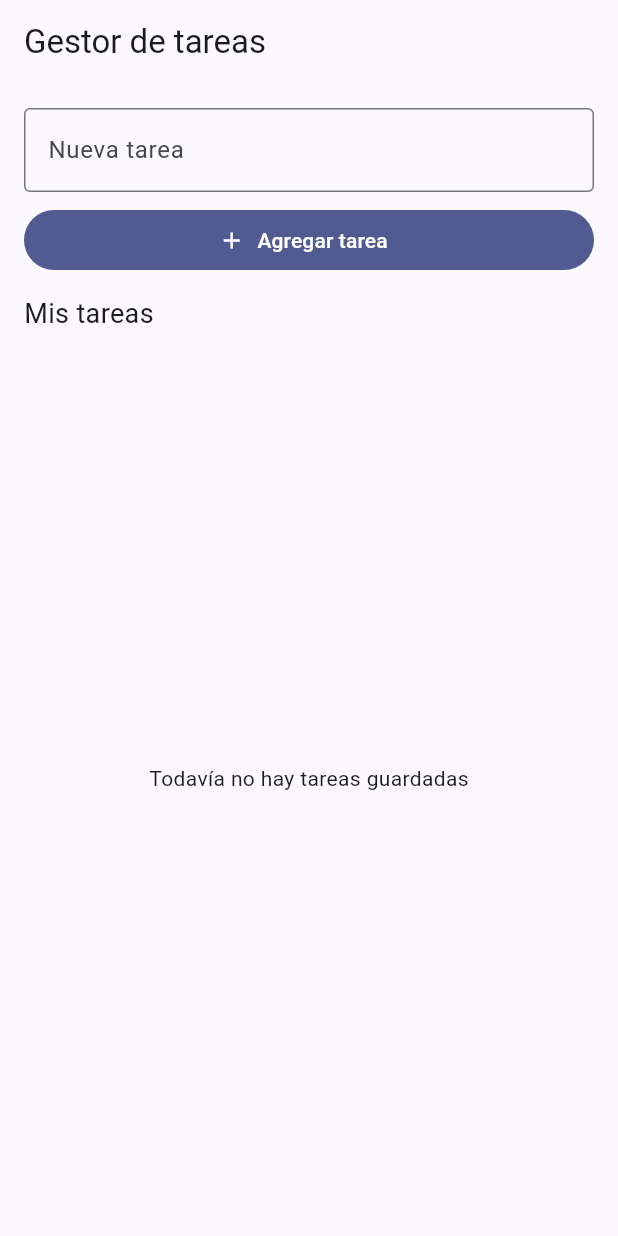
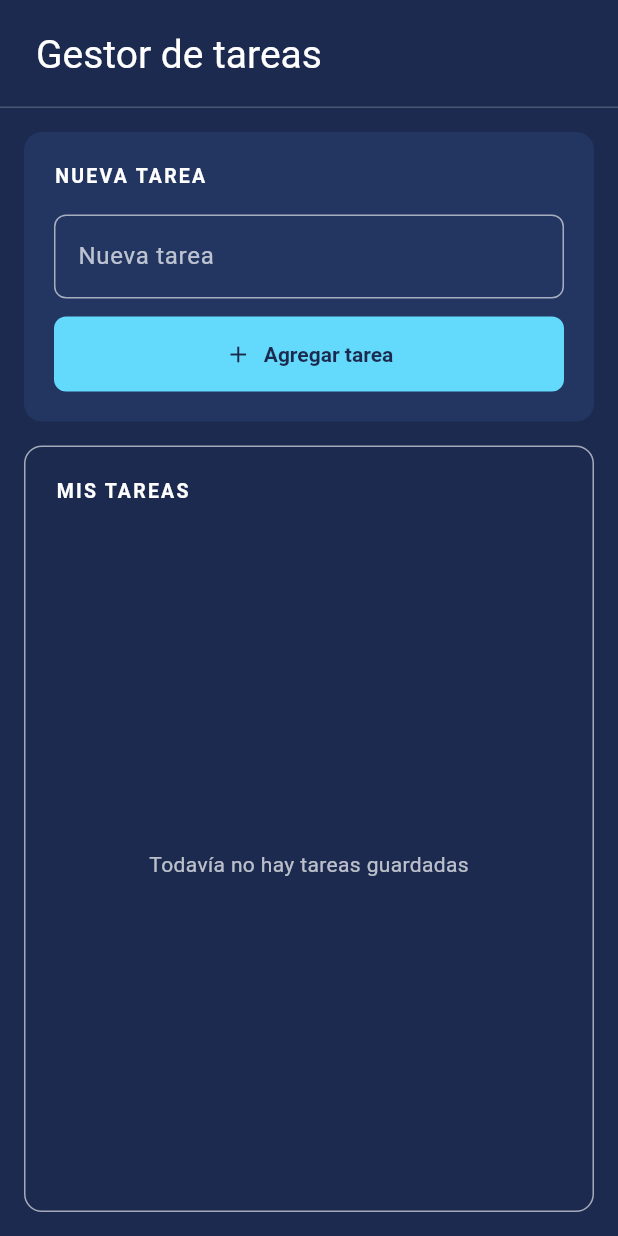
Before and after one commit to Lorena-Rosales/practica-SQLite, a Flutter app: the screen it shows after launch, on a phone screen of 412 x 824 dp. Run offline on Flutter 3.47's test engine with Material 3 defaults, Android fonts, the phone set to English and light mode, and no system bars; our stand-ins replace drift, drift_flutter; accounts and stored records are empty; generated files the repository leaves out were written again.

Commit message:
Se cambió el diseño de la interfaz

```diff
--- a/lib/main.dart
+++ b/lib/main.dart
@@ -1,6 +1,7 @@
 import 'package:flutter/material.dart';
 import 'screens/tareas_page.dart';
 import 'data/base_datos.dart';
+import 'tema.dart';
 
 void main() {
   final baseDatos = BaseDatos();
@@ -19,10 +20,7 @@ class GestorTareasApp extends StatelessWidget {
     return MaterialApp(
       title: 'Gestor de tareas',
       debugShowCheckedModeBanner: false,
-      theme: ThemeData(
-        colorScheme: ColorScheme.fromSeed(seedColor: Colors.indigo),
-        useMaterial3: true,
-      ),
+      theme: crearTema(),
       home: TareasPage(baseDatos: baseDatos),
     );
   }
--- a/lib/screens/tareas_page.dart
+++ b/lib/screens/tareas_page.dart
@@ -2,6 +2,7 @@ import 'package:flutter/material.dart';
 
 import '../models/tarea.dart';
 import '../data/base_datos.dart';
+import '../tema.dart';
 
 // Pantalla base SIN persistencia ni operaciones CRUD implementadas.
 // Conserva las indicaciones TODO para orientar tu trabajo.
@@ -102,28 +103,84 @@ class _TareasPageState extends State<TareasPage> {
   @override
   Widget build(BuildContext context) {
     return Scaffold(
-      appBar: AppBar(title: const Text('Gestor de tareas')),
-      body: Padding(
+      appBar: AppBar(
+        toolbarHeight: 72,
+        titleSpacing: 24,
+        title: const Text('Gestor de tareas'),
+      ),
+      body: SafeArea(
+        child: LayoutBuilder(
+          builder: (context, restricciones) {
+            if (restricciones.maxWidth >= 760) {
+              return Padding(
+                padding: const EdgeInsets.all(24),
+                child: Row(
+                  crossAxisAlignment: CrossAxisAlignment.start,
+                  children: [
+                    SizedBox(width: 320, child: _construirFormulario()),
+                    const SizedBox(width: 24),
+                    Expanded(child: _construirLista()),
+                  ],
+                ),
+              );
+            }
+            return Padding(
               padding: const EdgeInsets.all(16),
               child: Column(
                 crossAxisAlignment: CrossAxisAlignment.stretch,
                 children: [
+                  _construirFormulario(),
+                  const SizedBox(height: 16),
+                  Expanded(child: _construirLista()),
+                ],
+              ),
+            );
+          },
+        ),
+      ),
+    );
+  }
+
+  Widget _construirFormulario() {
+    return Container(
+      padding: const EdgeInsets.all(20),
+      decoration: BoxDecoration(
+        color: ColoresApp.panel,
+        borderRadius: BorderRadius.circular(12),
+      ),
+      child: Column(
+        mainAxisSize: MainAxisSize.min,
+        crossAxisAlignment: CrossAxisAlignment.stretch,
+        children: [
+          const _Encabezado('NUEVA TAREA'),
+          const SizedBox(height: 16),
           TextField(
             controller: _tituloController,
-              decoration: const InputDecoration(
-                labelText: 'Nueva tarea',
-                border: OutlineInputBorder(),
+            decoration: const InputDecoration(labelText: 'Nueva tarea'),
           ),
-            ),
-            const SizedBox(height: 8),
+          const SizedBox(height: 12),
           FilledButton.icon(
             onPressed: _agregarTarea,
             icon: const Icon(Icons.add),
             label: const Text('Agregar tarea'),
           ),
-            const SizedBox(height: 12),
-            const Text('Mis tareas', style: TextStyle(fontSize: 18)),
-            const SizedBox(height: 8),
+        ],
+      ),
+    );
+  }
+
+  Widget _construirLista() {
+    return Container(
+      padding: const EdgeInsets.fromLTRB(20, 20, 20, 8),
+      decoration: BoxDecoration(
+        border: Border.all(color: ColoresApp.borde),
+        borderRadius: BorderRadius.circular(12),
+      ),
+      child: Column(
+        crossAxisAlignment: CrossAxisAlignment.stretch,
+        children: [
+          const _Encabezado('MIS TAREAS'),
+          const SizedBox(height: 16),
           Expanded(
             child: StreamBuilder<List<Tarea>>(
               stream: _tareas,
@@ -141,41 +198,22 @@ class _TareasPageState extends State<TareasPage> {
                 final tareas = snapshot.data!;
                 if (tareas.isEmpty) {
                   return const Center(
-                      child: Text('Todavía no hay tareas guardadas'),
+                    child: Text(
+                      'Todavía no hay tareas guardadas',
+                      style: TextStyle(color: ColoresApp.textoSecundario),
+                    ),
                   );
                 }
                 return ListView.builder(
                   itemCount: tareas.length,
                   itemBuilder: (context, index) {
                     final tarea = tareas[index];
-                      return Card(
-                        child: ListTile(
-                          leading: Checkbox(
-                            value: tarea.completada,
-                            onChanged: (valor) {
-                              if (valor != null) {
-                                _alternarCompletada(tarea, valor);
-                              }
-                            },
-                          ),
-                          title: Text(tarea.titulo),
-                          subtitle: Text('ID: ${tarea.id}'),
-                          trailing: Row(
-                            mainAxisSize: MainAxisSize.min,
-                            children: [
-                              IconButton(
-                                tooltip: 'Editar',
-                                icon: const Icon(Icons.edit),
-                                onPressed: () => _editarTarea(tarea),
-                              ),
-                              IconButton(
-                                tooltip: 'Eliminar',
-                                icon: const Icon(Icons.delete_outline),
-                                onPressed: () => _eliminarTarea(tarea),
-                              ),
-                            ],
-                          ),
-                        ),
+                    return _TarjetaTarea(
+                      tarea: tarea,
+                      alCambiarEstado: (valor) =>
+                          _alternarCompletada(tarea, valor),
+                      alEditar: () => _editarTarea(tarea),
+                      alEliminar: () => _eliminarTarea(tarea),
                     );
                   },
                 );
@@ -184,7 +222,104 @@ class _TareasPageState extends State<TareasPage> {
           ),
         ],
       ),
+    );
+  }
+}
+
+class _Encabezado extends StatelessWidget {
+  const _Encabezado(this.texto);
+
+  final String texto;
+
+  @override
+  Widget build(BuildContext context) {
+    return Text(
+      texto,
+      style: const TextStyle(
+        color: Colors.white,
+        fontSize: 13,
+        fontWeight: FontWeight.w700,
+        letterSpacing: 1.5,
       ),
     );
   }
 }
+
+class _TarjetaTarea extends StatelessWidget {
+  const _TarjetaTarea({
+    required this.tarea,
+    required this.alCambiarEstado,
+    required this.alEditar,
+    required this.alEliminar,
+  });
+
+  final Tarea tarea;
+  final ValueChanged<bool> alCambiarEstado;
+  final VoidCallback alEditar;
+  final VoidCallback alEliminar;
+
+  @override
+  Widget build(BuildContext context) {
+    final completada = tarea.completada;
+    return Container(
+      margin: const EdgeInsets.only(bottom: 12),
+      decoration: BoxDecoration(
+        color: ColoresApp.fondo,
+        borderRadius: BorderRadius.circular(14),
+        border: Border.all(
+          color: completada ? ColoresApp.cian : ColoresApp.borde,
+          width: completada ? 2 : 1,
+        ),
+        boxShadow: completada
+            ? [
+                BoxShadow(
+                  color: ColoresApp.cian.withValues(alpha: 0.25),
+                  blurRadius: 12,
+                ),
+              ]
+            : null,
+      ),
+      child: ListTile(
+        contentPadding: const EdgeInsets.symmetric(horizontal: 12, vertical: 4),
+        leading: Checkbox(
+          value: completada,
+          onChanged: (valor) {
+            if (valor != null) {
+              alCambiarEstado(valor);
+            }
+          },
+        ),
+        title: Text(
+          tarea.titulo,
+          style: TextStyle(
+            color: completada ? ColoresApp.cian : Colors.white,
+            fontWeight: FontWeight.w500,
+          ),
+        ),
+        subtitle: Text(
+          '${completada ? 'Completada' : 'Pendiente'} · ID: ${tarea.id}',
+          style: TextStyle(
+            color: completada ? ColoresApp.cian : ColoresApp.textoSecundario,
+          ),
+        ),
+        trailing: Row(
+          mainAxisSize: MainAxisSize.min,
+          children: [
+            IconButton(
+              tooltip: 'Editar',
+              color: ColoresApp.textoSecundario,
+              icon: const Icon(Icons.edit_outlined),
+              onPressed: alEditar,
+            ),
+            IconButton(
+              tooltip: 'Eliminar',
+              color: ColoresApp.textoSecundario,
+              icon: const Icon(Icons.delete_outline),
+              onPressed: alEliminar,
+            ),
+          ],
+        ),
+      ),
+    );
+  }
+}
--- /dev/null
+++ b/lib/tema.dart
@@ -0,0 +1,102 @@
+import 'package:flutter/material.dart';
+
+class ColoresApp {
+  static const fondo = Color(0xFF1B2A4E);
+  static const panel = Color(0xFF233561);
+  static const cian = Color(0xFF63DAFB);
+  static const borde = Color(0x99FFFFFF);
+  static const divisor = Color(0x33FFFFFF);
+  static const textoSecundario = Color(0xB3FFFFFF);
+}
+
+ThemeData crearTema() {
+  final esquema = ColorScheme.fromSeed(
+    seedColor: ColoresApp.cian,
+    brightness: Brightness.dark,
+  ).copyWith(
+    primary: ColoresApp.cian,
+    onPrimary: ColoresApp.fondo,
+    surface: ColoresApp.fondo,
+    onSurface: Colors.white,
+  );
+
+  final bordeCampo = OutlineInputBorder(
+    borderRadius: BorderRadius.circular(8),
+    borderSide: const BorderSide(color: ColoresApp.borde),
+  );
+
+  return ThemeData(
+    useMaterial3: true,
+    colorScheme: esquema,
+    scaffoldBackgroundColor: ColoresApp.fondo,
+    appBarTheme: const AppBarTheme(
+      backgroundColor: ColoresApp.fondo,
+      foregroundColor: Colors.white,
+      elevation: 0,
+      scrolledUnderElevation: 0,
+      centerTitle: false,
+      titleTextStyle: TextStyle(
+        color: Colors.white,
+        fontSize: 26,
+        fontWeight: FontWeight.w400,
+      ),
+      shape: Border(bottom: BorderSide(color: ColoresApp.divisor)),
+    ),
+    inputDecorationTheme: InputDecorationTheme(
+      labelStyle: const TextStyle(color: ColoresApp.textoSecundario),
+      floatingLabelStyle: const TextStyle(color: ColoresApp.cian),
+      border: bordeCampo,
+      enabledBorder: bordeCampo,
+      focusedBorder: bordeCampo.copyWith(
+        borderSide: const BorderSide(color: ColoresApp.cian, width: 2),
+      ),
+    ),
+    filledButtonTheme: FilledButtonThemeData(
+      style: FilledButton.styleFrom(
+        backgroundColor: ColoresApp.cian,
+        foregroundColor: ColoresApp.fondo,
+        padding: const EdgeInsets.symmetric(vertical: 16, horizontal: 20),
+        shape: RoundedRectangleBorder(borderRadius: BorderRadius.circular(8)),
+        textStyle: const TextStyle(fontWeight: FontWeight.w600),
+      ),
+    ),
+    textButtonTheme: TextButtonThemeData(
+      style: TextButton.styleFrom(foregroundColor: ColoresApp.cian),
+    ),
+    checkboxTheme: CheckboxThemeData(
+      fillColor: WidgetStateProperty.resolveWith(
+        (estados) => estados.contains(WidgetState.selected)
+            ? ColoresApp.cian
+            : Colors.transparent,
+      ),
+      checkColor: const WidgetStatePropertyAll(ColoresApp.fondo),
+      side: WidgetStateBorderSide.resolveWith(
+        (estados) => BorderSide(
+          color: estados.contains(WidgetState.selected)
+              ? ColoresApp.cian
+              : ColoresApp.borde,
+          width: 1.5,
+        ),
+      ),
+      shape: RoundedRectangleBorder(borderRadius: BorderRadius.circular(4)),
+    ),
+    dialogTheme: DialogThemeData(
+      backgroundColor: ColoresApp.panel,
+      shape: RoundedRectangleBorder(
+        borderRadius: BorderRadius.circular(16),
+        side: const BorderSide(color: ColoresApp.cian),
+      ),
+    ),
+    snackBarTheme: const SnackBarThemeData(
+      backgroundColor: ColoresApp.panel,
+      contentTextStyle: TextStyle(color: Colors.white),
+      behavior: SnackBarBehavior.floating,
+    ),
+    progressIndicatorTheme: const ProgressIndicatorThemeData(
+      color: ColoresApp.cian,
+    ),
+    textSelectionTheme: const TextSelectionThemeData(
+      cursorColor: ColoresApp.cian,
+    ),
+  );
+}
```
Lines whose indentation alone changed are shown as unchanged.
